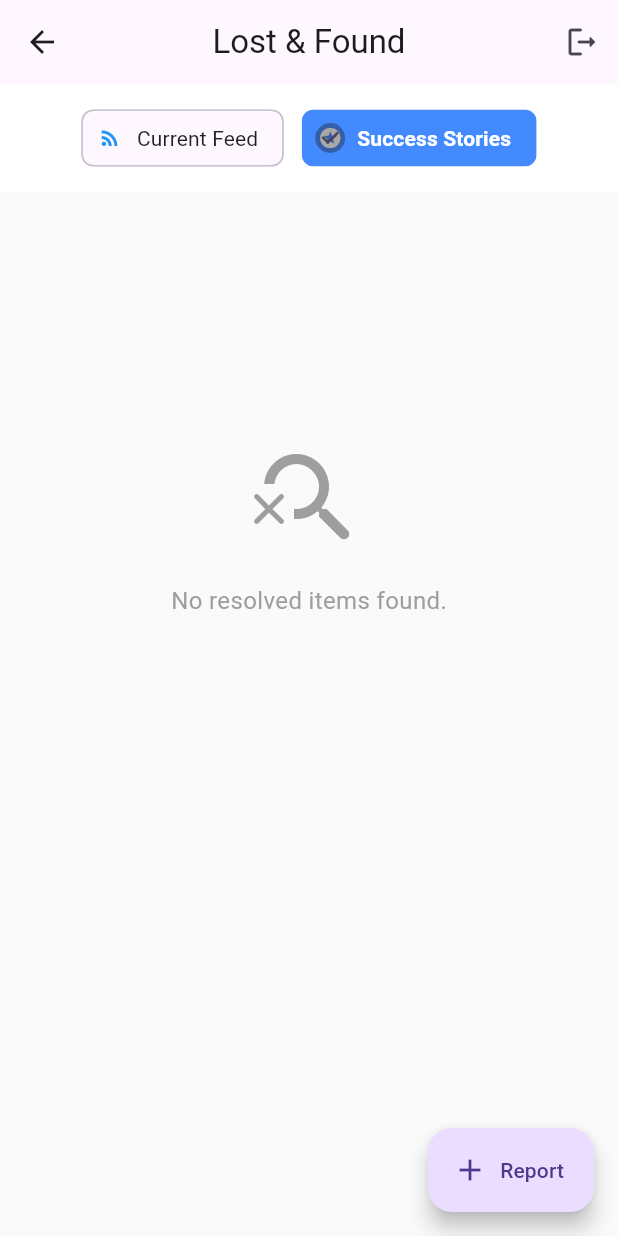
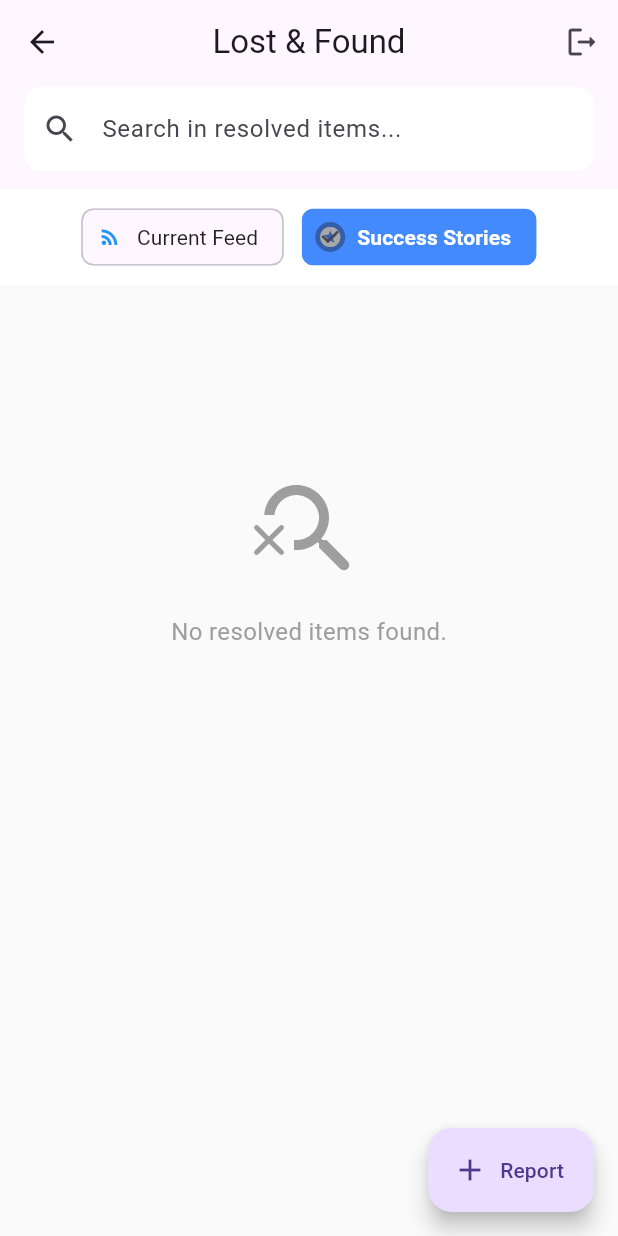
Before and after one commit to colkitycolk/lost_and_found_project, a Flutter app: the HomeScreen screen opened by its route, after a tap on "Success Stories", on a phone screen of 412 x 824 dp. Run offline on Flutter 3.47's test engine with Material 3 defaults, Android fonts, the phone set to English and light mode, and no system bars; our stand-ins replace flutter_map, geolocator, image_picker, latlong2, supabase_flutter; accounts and stored records are empty.

Commit message:
Home screen rework for search bar

```diff
--- a/lib/views/home_screen.dart
+++ b/lib/views/home_screen.dart
@@ -12,10 +12,11 @@ class HomeScreen extends StatefulWidget {
 
 class _HomeScreenState extends State<HomeScreen> {
   final _service = SupabaseService();
+  final _searchController = TextEditingController(); // Search Controller
+
   bool _isLoading = true;
-  List<ItemModel> _items = [];
-
-  // Track the current filter status
+  List<ItemModel> _allItems = [];      // Master list for the selected status
+  List<ItemModel> _filteredItems = []; // List shown after searching
   String _selectedStatus = 'active';
 
   @override
@@ -24,7 +25,12 @@ class _HomeScreenState extends State<HomeScreen> {
     _loadData();
   }
 
-  // Refetched data based on the selectedStatus
+  @override
+  void dispose() {
+    _searchController.dispose();
+    super.dispose();
+  }
+
   Future<void> _loadData() async {
     if (!mounted) return;
     setState(() => _isLoading = true);
@@ -32,7 +38,9 @@ class _HomeScreenState extends State<HomeScreen> {
       final items = await _service.getItems(status: _selectedStatus);
       if (mounted) {
         setState(() {
-          _items = items;
+          _allItems = items;
+          // Apply search filter if text already exists
+          _runSearch(_searchController.text);
           _isLoading = false;
         });
       }
@@ -44,6 +52,22 @@ class _HomeScreenState extends State<HomeScreen> {
         );
       }
     }
+  }
+
+  // SEARCH LOGIC: Filters the master list locally
+  void _runSearch(String query) {
+    setState(() {
+      if (query.isEmpty) {
+        _filteredItems = _allItems;
+      } else {
+        _filteredItems = _allItems.where((item) {
+          final title = item.title.toLowerCase();
+          final desc = item.description.toLowerCase();
+          final searchLower = query.toLowerCase();
+          return title.contains(searchLower) || desc.contains(searchLower);
+        }).toList();
+      }
+    });
   }
 
   Future<void> _confirmDelete(ItemModel item) async {
@@ -88,12 +112,40 @@ class _HomeScreenState extends State<HomeScreen> {
             onPressed: () => Navigator.pushReplacementNamed(context, '/login'),
           ),
         ],
+        // SEARCH BAR ATTACHED TO APPBAR
+        bottom: PreferredSize(
+          preferredSize: const Size.fromHeight(70),
+          child: Padding(
+            padding: const EdgeInsets.fromLTRB(16, 0, 16, 12),
+            child: TextField(
+              controller: _searchController,
+              onChanged: _runSearch, // Update list as you type
+              decoration: InputDecoration(
+                hintText: "Search in $_selectedStatus items...",
+                prefixIcon: const Icon(Icons.search),
+                suffixIcon: _searchController.text.isNotEmpty
+                  ? IconButton(icon: const Icon(Icons.clear), onPressed: () {
+                      _searchController.clear();
+                      _runSearch('');
+                    })
+                  : null,
+                filled: true,
+                fillColor: Colors.white,
+                border: OutlineInputBorder(
+                  borderRadius: BorderRadius.circular(12),
+                  borderSide: BorderSide.none,
                 ),
-      body: Column(
+              ),
+            ),
+          ),
+        ),
+      ),
+      body: SafeArea(
+        child: Column(
           children: [
             // Filter Toggle Row
             Container(
-            padding: const EdgeInsets.symmetric(vertical: 12),
+              padding: const EdgeInsets.symmetric(vertical: 8),
               color: Colors.white,
               child: Row(
                 mainAxisAlignment: MainAxisAlignment.center,
@@ -111,12 +163,13 @@ class _HomeScreenState extends State<HomeScreen> {
                 onRefresh: _loadData,
                 child: _isLoading
                     ? const Center(child: CircularProgressIndicator())
-                  : _items.isEmpty
+                    : _filteredItems.isEmpty
                         ? _buildEmptyState()
                         : _buildItemGrid(),
               ),
             ),
           ],
+        ),
       ),
       floatingActionButton: FloatingActionButton.extended(
         onPressed: () async {
@@ -135,13 +188,13 @@ class _HomeScreenState extends State<HomeScreen> {
       avatar: Icon(icon, size: 16, color: isSelected ? Colors.white : Colors.blue),
       label: Text(label),
       selected: isSelected,
-      selectedColor: Colors.blueAccent,
       onSelected: (bool selected) {
         if (selected && _selectedStatus != status) {
           setState(() => _selectedStatus = status);
           _loadData();
         }
       },
+      selectedColor: Colors.blueAccent,
       labelStyle: TextStyle(
         color: isSelected ? Colors.white : Colors.black87,
         fontWeight: isSelected ? FontWeight.bold : FontWeight.normal,
@@ -150,14 +203,16 @@ class _HomeScreenState extends State<HomeScreen> {
   }
 
   Widget _buildEmptyState() {
-    return ListView( // ListView makes RefreshIndicator work even when empty
+    return ListView(
       children: [
-        SizedBox(height: MediaQuery.of(context).size.height * 0.2),
+        SizedBox(height: MediaQuery.of(context).size.height * 0.15),
         const Icon(Icons.search_off_rounded, size: 80, color: Colors.grey),
         const SizedBox(height: 16),
         Center(
           child: Text(
-            "No $_selectedStatus items found.",
+            _searchController.text.isEmpty
+              ? "No $_selectedStatus items found."
+              : "No matches for '${_searchController.text}'",
             style: const TextStyle(fontSize: 16, color: Colors.grey),
           ),
         ),
@@ -174,9 +229,9 @@ class _HomeScreenState extends State<HomeScreen> {
         crossAxisSpacing: 12,
         mainAxisSpacing: 12,
       ),
-      itemCount: _items.length,
+      itemCount: _filteredItems.length,
       itemBuilder: (context, index) {
-        final item = _items[index];
+        final item = _filteredItems[index];
         final bool isMine = item.userId == _service.currentUser?.id;
 
         return Card(
@@ -229,35 +284,32 @@ class _HomeScreenState extends State<HomeScreen> {
                   ),
                 ],
               ),
-
-              // Status Badge (Top Left)
+              // Status Badge
               Positioned(
                 top: 8,
                 left: 8,
                 child: Container(
-                  padding: const EdgeInsets.symmetric(horizontal: 8, vertical: 4),
+                  padding: const EdgeInsets.symmetric(horizontal: 6, vertical: 2),
                   decoration: BoxDecoration(
                     color: item.type == 'lost' ? Colors.redAccent : Colors.greenAccent[700],
-                    borderRadius: BorderRadius.circular(6),
-                    boxShadow: const [BoxShadow(color: Colors.black26, blurRadius: 4)],
+                    borderRadius: BorderRadius.circular(4),
                   ),
                   child: Text(
                     item.type.toUpperCase(),
-                    style: const TextStyle(color: Colors.white, fontSize: 10, fontWeight: FontWeight.bold),
+                    style: const TextStyle(color: Colors.white, fontSize: 9, fontWeight: FontWeight.bold),
                   ),
                 ),
               ),
-
-              // Delete Button (Top Right)
+              // Delete Button
               if (isMine)
                 Positioned(
                   top: 4,
                   right: 4,
                   child: IconButton(
                     icon: const CircleAvatar(
-                      radius: 14,
+                      radius: 12,
                       backgroundColor: Colors.black54,
-                      child: Icon(Icons.delete_outline, color: Colors.white, size: 16),
+                      child: Icon(Icons.close, color: Colors.white, size: 14),
                     ),
                     onPressed: () => _confirmDelete(item),
                   ),
```
Lines whose indentation alone changed are shown as unchanged.
